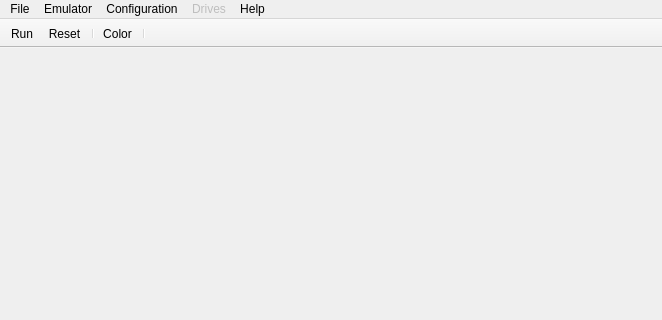
The window that mainwindow.ui (nzeemin/bkbtl-qt) describes before a commit, drawn with Qt 5; both pictures show x 0 to 662 and y 0 to 320 of the 662 by 571 pixel window.
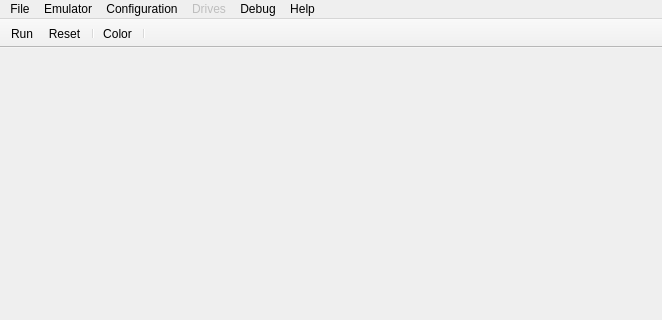
The same window after the commit. Icons and pictures are not drawn.

Commit message: [+] QtBkBtl: layout change for debug views.

```diff
--- a/mainwindow.ui
+++ b/mainwindow.ui
@@ -70,10 +70,21 @@
     <addaction name="actionConfBK11"/>
     <addaction name="actionConfBK11Fdd"/>
    </widget>
+   <widget class="QMenu" name="menuDebug">
+    <property name="title">
+     <string>Debug</string>
+    </property>
+    <addaction name="actionDebugConsoleView"/>
+    <addaction name="separator"/>
+    <addaction name="actionDebugDebugView"/>
+    <addaction name="actionDebugDisasmView"/>
+    <addaction name="actionDebugMemoryView"/>
+   </widget>
    <addaction name="menuFile"/>
    <addaction name="menuEmulator"/>
    <addaction name="menuConfiguration"/>
    <addaction name="menuDrives"/>
+   <addaction name="menuDebug"/>
    <addaction name="menuHelp"/>
   </widget>
   <widget class="QToolBar" name="mainToolBar">
```
Left out of the diff: 32 changed lines with no effect on the pictures. The commit also changes 5 other files.
